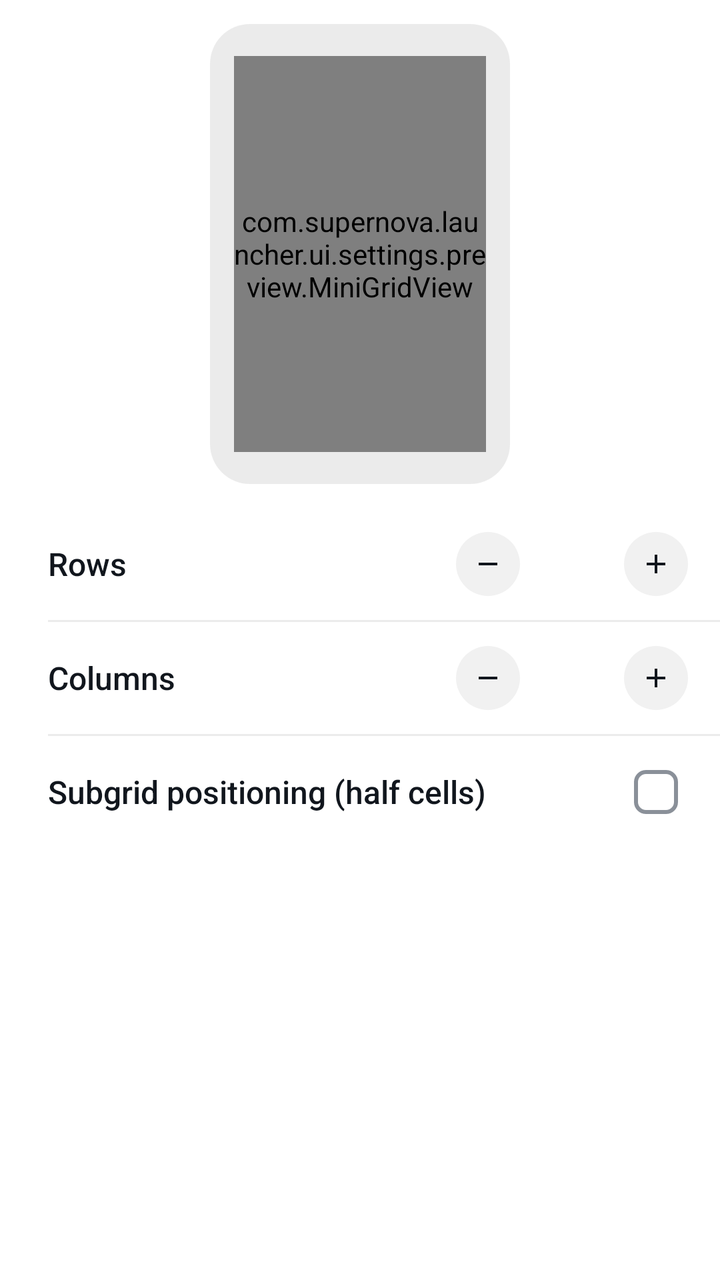
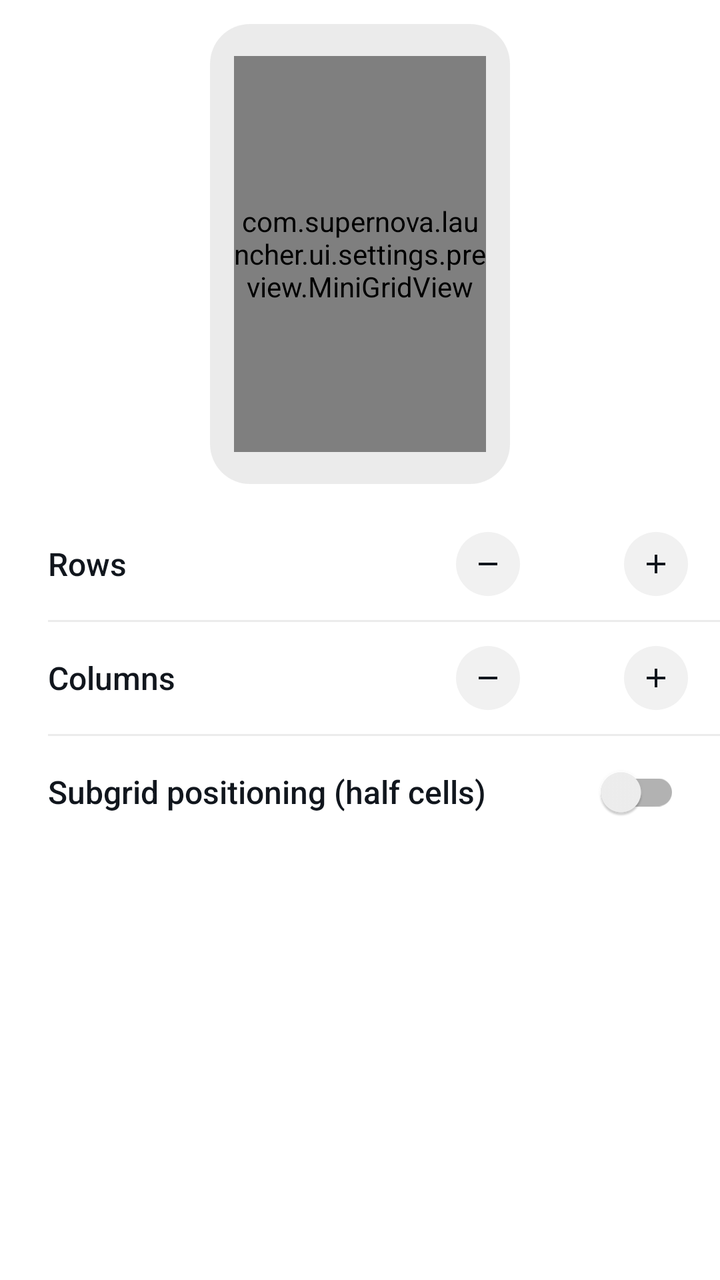

The first picture is an Android layout as it rendered before a commit; the second is the same layout after the commit. The layout source and the unified diff follow.
<!-- AndroidManifest.xml: application theme Theme.Supernova -->
<!-- res/layout/dialog_desktop_grid.xml -->
<?xml version="1.0" encoding="utf-8"?>
<LinearLayout xmlns:android="http://schemas.android.com/apk/res/android"
    android:layout_width="match_parent"
    android:layout_height="wrap_content"
    android:orientation="vertical"
    android:paddingTop="@dimen/space_ms"
    android:paddingBottom="@dimen/space_xs">

    <FrameLayout
        android:layout_width="150dp"
        android:layout_height="230dp"
        android:layout_gravity="center_horizontal"
        android:layout_marginBottom="@dimen/space_ms"
        android:background="@drawable/bg_settings_grid_inset"
        android:paddingHorizontal="@dimen/space_ms"
        android:paddingVertical="@dimen/space_md">

        <com.supernova.launcher.ui.settings.preview.MiniGridView
            android:id="@+id/gridPreview"
            android:layout_width="match_parent"
            android:layout_height="match_parent" />
    </FrameLayout>

    <LinearLayout
        android:layout_width="match_parent"
        android:layout_height="wrap_content"
        android:gravity="center_vertical"
        android:minHeight="56dp"
        android:orientation="horizontal"
        android:paddingStart="@dimen/space_lg"
        android:paddingEnd="@dimen/space_ms">

        <TextView
            android:layout_width="0dp"
            android:layout_height="wrap_content"
            android:layout_weight="1"
            android:fontFamily="sans-serif-medium"
            android:text="@string/grid_rows"
            android:textColor="@color/textPrimary"
            android:textSize="@dimen/text_body" />

        <ImageButton
            android:id="@+id/rowsDown"
            android:layout_width="40dp"
            android:layout_height="40dp"
            android:background="@drawable/bg_step_circle"
            android:contentDescription="@string/stepper_decrease"
            android:padding="@dimen/space_ms"
            android:scaleType="fitCenter"
            android:src="@drawable/ic_step_minus" />

        <TextView
            android:id="@+id/rowsValue"
            android:layout_width="44dp"
            android:layout_height="wrap_content"
            android:gravity="center"
            android:textColor="@color/textPrimary"
            android:textSize="@dimen/text_title"
            android:textStyle="bold" />

        <ImageButton
            android:id="@+id/rowsUp"
            android:layout_width="40dp"
            android:layout_height="40dp"
            android:background="@drawable/bg_step_circle"
            android:contentDescription="@string/stepper_increase"
            android:padding="@dimen/space_ms"
            android:scaleType="fitCenter"
            android:src="@drawable/ic_step_plus" />
    </LinearLayout>

    <View
        android:layout_width="match_parent"
        android:layout_height="1dp"
        android:layout_marginStart="@dimen/space_lg"
        android:background="@color/settingsDivider" />

    <LinearLayout
        android:layout_width="match_parent"
        android:layout_height="wrap_content"
        android:gravity="center_vertical"
        android:minHeight="56dp"
        android:orientation="horizontal"
        android:paddingStart="@dimen/space_lg"
        android:paddingEnd="@dimen/space_ms">

        <TextView
            android:layout_width="0dp"
            android:layout_height="wrap_content"
            android:layout_weight="1"
            android:fontFamily="sans-serif-medium"
            android:text="@string/grid_cols"
            android:textColor="@color/textPrimary"
            android:textSize="@dimen/text_body" />

        <ImageButton
            android:id="@+id/colsDown"
            android:layout_width="40dp"
            android:layout_height="40dp"
            android:background="@drawable/bg_step_circle"
            android:contentDescription="@string/stepper_decrease"
            android:padding="@dimen/space_ms"
            android:scaleType="fitCenter"
            android:src="@drawable/ic_step_minus" />

        <TextView
            android:id="@+id/colsValue"
            android:layout_width="44dp"
            android:layout_height="wrap_content"
            android:gravity="center"
            android:textColor="@color/textPrimary"
            android:textSize="@dimen/text_title"
            android:textStyle="bold" />

        <ImageButton
            android:id="@+id/colsUp"
            android:layout_width="40dp"
            android:layout_height="40dp"
            android:background="@drawable/bg_step_circle"
            android:contentDescription="@string/stepper_increase"
            android:padding="@dimen/space_ms"
            android:scaleType="fitCenter"
            android:src="@drawable/ic_step_plus" />
    </LinearLayout>

    <LinearLayout
        android:id="@+id/subgridRow"
        android:layout_width="match_parent"
        android:layout_height="wrap_content"
        android:orientation="vertical">

        <View
            android:layout_width="match_parent"
            android:layout_height="1dp"
            android:layout_marginStart="@dimen/space_lg"
            android:background="@color/settingsDivider" />

        <LinearLayout
            android:id="@+id/subgridToggle"
            android:layout_width="match_parent"
            android:layout_height="wrap_content"
            android:background="?attr/selectableItemBackground"
            android:gravity="center_vertical"
            android:minHeight="56dp"
            android:orientation="horizontal"
            android:paddingStart="@dimen/space_lg"
            android:paddingEnd="@dimen/space_sm">
    
            <TextView
                android:layout_width="0dp"
                android:layout_height="wrap_content"
                android:layout_weight="1"
                android:fontFamily="sans-serif-medium"
                android:text="@string/subgrid"
                android:textColor="@color/textPrimary"
                android:textSize="@dimen/text_body" />
    
            <com.google.android.material.checkbox.MaterialCheckBox
                android:id="@+id/subgridCheck"
                android:layout_width="48dp"
                android:layout_height="48dp"
                android:layout_marginStart="@dimen/space_md"
                android:clickable="false"
                android:focusable="false"
                android:minWidth="48dp" />
        </LinearLayout>
    </LinearLayout>
</LinearLayout>
<!-- resources referenced by this layout -->
<resources>
  <color name="settingsDivider">#14000000</color>
  <color name="textPrimary">#11161D</color>
  <dimen name="space_lg">24dp</dimen>
  <dimen name="space_md">16dp</dimen>
  <dimen name="space_ms">12dp</dimen>
  <dimen name="space_sm">8dp</dimen>
  <dimen name="space_xs">4dp</dimen>
  <dimen name="text_body">16sp</dimen>
  <dimen name="text_title">20sp</dimen>
  <!-- drawable bg_settings_grid_inset (drawable) -->
  <?xml version="1.0" encoding="utf-8"?>
  <shape xmlns:android="http://schemas.android.com/apk/res/android" android:shape="rectangle">
      <corners android:radius="20dp" />
      <solid android:color="@color/settingsPillBg" />
  </shape>
  <!-- drawable bg_step_circle (drawable) -->
  <?xml version="1.0" encoding="utf-8"?>
  <ripple xmlns:android="http://schemas.android.com/apk/res/android"
      android:color="?attr/colorControlHighlight">
      <item>
          <inset android:inset="4dp">
              <shape android:shape="oval">
                  <solid android:color="@color/settingsStepBg" />
              </shape>
          </inset>
      </item>
  </ripple>
  <!-- drawable ic_step_minus (drawable) -->
  <?xml version="1.0" encoding="utf-8"?>
  <vector xmlns:android="http://schemas.android.com/apk/res/android"
      android:width="20dp"
      android:height="20dp"
      android:viewportWidth="24"
      android:viewportHeight="24"
      android:tint="@color/textPrimary">
      <path
          android:fillColor="@android:color/white"
          android:pathData="M19,13H5v-2h14v2z" />
  </vector>
  <string name="grid_cols">Columns</string>
  <string name="grid_rows">Rows</string>
  <string name="stepper_decrease">Decrease</string>
  <string name="stepper_increase">Increase</string>
  <string name="subgrid">Subgrid positioning (half cells)</string>
  <color name="settingsPillBg">#14000000</color>
  <color name="settingsStepBg">#0F11161D</color>
  <color name="accent">#2E89FF</color>
  <color name="rippleHighlight">#1A000000</color>
  <color name="accentBlueText">@color/accentBlue</color>
  <style name="Widget.Supernova.RadioButton" parent="Widget.MaterialComponents.CompoundButton.RadioButton">
          <item name="buttonTint">@color/selection_control_tint</item>
          <item name="android:textColor">@color/textPrimary</item>
      </style>
  <style name="Widget.Supernova.Switch" parent="Widget.MaterialComponents.CompoundButton.Switch">
          <item name="android:textColor">@color/textPrimary</item>
      </style>
  <color name="textSecondary">#B011161D</color>
  <color name="surface">#FFFFFF</color>
  <color name="onAccent">#FFFFFFFF</color>
  <color name="accentBlue">#2E89FF</color>
  <color name="raised">#FFFFFF</color>
  <style name="ShapeAppearanceOverlay.Supernova.Dialog" parent="">
          <item name="cornerFamily">rounded</item>
          <item name="cornerSize">28dp</item>
      </style>
  <style name="TextAppearance.Supernova.DialogTitle" parent="MaterialAlertDialog.MaterialComponents.Title.Text">
          <item name="android:textColor">@color/textPrimary</item>
          <item name="android:textSize">@dimen/text_headline</item>
          <item name="android:fontFamily">sans-serif-medium</item>
      </style>
  <style name="TextAppearance.Supernova.DialogBody" parent="MaterialAlertDialog.MaterialComponents.Body.Text">
          <item name="android:textColor">@color/textSecondary</item>
          <item name="android:textSize">@dimen/text_body</item>
          <item name="android:lineSpacingMultiplier">1.15</item>
      </style>
  <dimen name="text_headline">24sp</dimen>
  <style name="ShapeAppearanceOverlay.Supernova.BottomSheet" parent="">
          <item name="cornerFamily">rounded</item>
          <item name="cornerSizeTopLeft">28dp</item>
          <item name="cornerSizeTopRight">28dp</item>
          <item name="cornerSizeBottomLeft">0dp</item>
          <item name="cornerSizeBottomRight">0dp</item>
      </style>
  <!-- unchanged entries left out for length: 14 -->
</resources>

<!-- the commit's change to res/layout/dialog_desktop_grid.xml (unified diff, before → after) -->
@@ -155,14 +155,14 @@
                 android:textColor="@color/textPrimary"
                 android:textSize="@dimen/text_body" />
     
-            <com.google.android.material.checkbox.MaterialCheckBox
+            <androidx.appcompat.widget.SwitchCompat
                 android:id="@+id/subgridCheck"
-                android:layout_width="48dp"
-                android:layout_height="48dp"
+                android:layout_width="wrap_content"
+                android:layout_height="wrap_content"
                 android:layout_marginStart="@dimen/space_md"
+                android:layout_marginEnd="@dimen/space_ms"
                 android:clickable="false"
-                android:focusable="false"
-                android:minWidth="48dp" />
+                android:focusable="false" />
         </LinearLayout>
     </LinearLayout>
 </LinearLayout>
